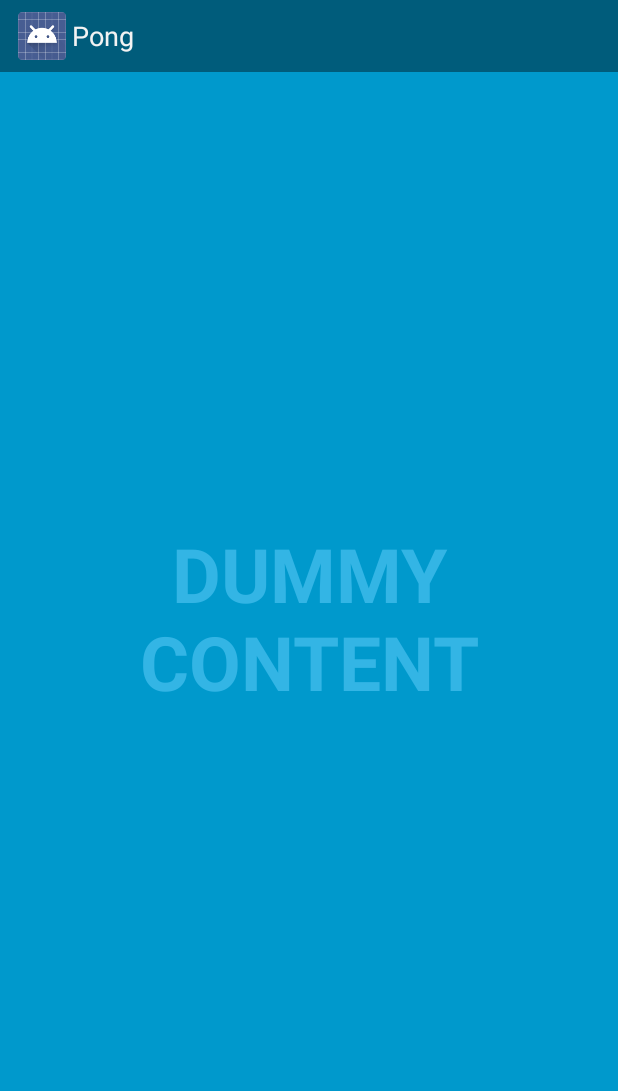
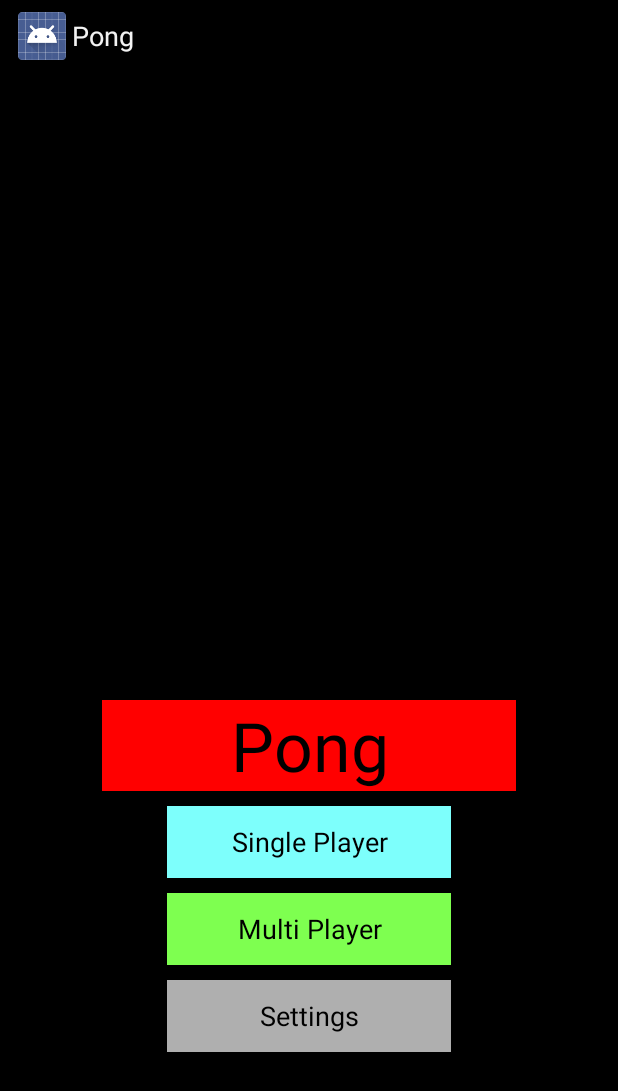
Before and after one commit to spartanhaden/Pong, an Android app: the screen it shows after launch (FullscreenActivity), on a phone screen of 412 x 824 dp. Shown: the top 1091 px of the screen. Run offline under Robolectric (Android 15) with nearby library versions, the phone set to English and light mode, and no system bars.

Commit message:
merged the menu from Robin with simple single player intent

```diff
--- a/app/src/main/java/com/hadenw/pong/FullscreenActivity.java
+++ b/app/src/main/java/com/hadenw/pong/FullscreenActivity.java
@@ -1,15 +1,29 @@
 package com.hadenw.pong;
 
 import android.app.Activity;
+import android.content.Intent;
 import android.os.Bundle;
 import android.view.View;
+import android.widget.Button;
 
-public class FullscreenActivity extends Activity {
+public class FullscreenActivity extends Activity implements View.OnClickListener {
 	@Override
 	protected void onCreate(Bundle savedInstanceState) {
 		super.onCreate(savedInstanceState);
 
 		setContentView(R.layout.activity_fullscreen);
+		final Button singlePlayerButton = (Button) findViewById(R.id.button_Single_Player);
+		singlePlayerButton.setOnClickListener(this);
+	}
+
+	@Override
+	public void onClick(View v) {
+		switch(v.getId()) {
+			case R.id.button_Single_Player:
+				Intent intent = new Intent(this, SinglePlayer.class);
+				startActivity(intent);
+				break;
+		}
 	}
 
 	public void onWindowFocusChanged(boolean hasFocus) {
--- a/app/src/main/res/layout/activity_fullscreen.xml
+++ b/app/src/main/res/layout/activity_fullscreen.xml
@@ -2,19 +2,67 @@
 			 xmlns:tools="http://schemas.android.com/tools"
 			 android:layout_width="match_parent"
 			 android:layout_height="match_parent"
-			 android:background="#0099cc"
+			 android:background="#ff000000"
 			 tools:context=".FullscreenActivity">
 
-	<!-- The primary full-screen view. This can be replaced with whatever view
-         is needed to present your content, e.g. VideoView, SurfaceView,
-         TextureView, etc. -->
-	<TextView android:id="@+id/fullscreen_content"
+	<TextView
+			android:id="@+id/fullscreen_content"
 			android:layout_width="match_parent"
 			android:layout_height="match_parent"
 			android:keepScreenOn="true"
-			  android:textColor="#33b5e5"
+			android:textColor="#ff000000"
 			android:textStyle="bold"
 			android:textSize="50sp"
 			android:gravity="center"
-			  android:text="@string/dummy_content"/>
+			/>
+
+	<LinearLayout
+			android:orientation="vertical"
+			android:layout_width="fill_parent"
+			android:layout_height="357dp"
+			android:layout_gravity="center_horizontal|bottom">
+
+		<TextView
+				android:layout_width="276dp"
+				android:layout_height="wrap_content"
+				android:textAppearance="?android:attr/textAppearanceLarge"
+				android:text="Pong"
+				android:id="@+id/pong_textView_MainMenu"
+				android:layout_gravity="center_horizontal"
+				android:gravity="center"
+				android:textColor="#ff000000"
+				android:textSize="@dimen/abc_text_size_display_2_material"
+				android:background="#ffff0000"
+				android:layout_marginBottom="10dp"/>
+
+		<Button
+				android:layout_marginBottom="10dp"
+				android:layout_width="189dp"
+				android:layout_height="wrap_content"
+				android:text="Single Player"
+				android:id="@+id/button_Single_Player"
+				android:layout_gravity="center_horizontal"
+				android:background="#ff7dfffc"
+				android:textColor="#ff000000"/>
+
+		<Button
+				android:layout_marginBottom="10dp"
+				android:layout_width="189dp"
+				android:layout_height="wrap_content"
+				android:text="Multi Player"
+				android:id="@+id/button_Multi_player"
+				android:layout_gravity="center_horizontal|top"
+				android:textColor="#ff000000"
+				android:background="#ff7eff50"/>
+
+		<Button
+				android:layout_width="189dp"
+				android:layout_height="wrap_content"
+				android:layout_gravity="center_horizontal|top"
+				android:id="@+id/button_Settings"
+				android:text="Settings"
+				android:textColor="#ff000000"
+				android:background="#ffafafaf"/>
+
+	</LinearLayout>
 </FrameLayout>
--- /dev/null
+++ b/app/src/main/res/values-w820dp/dimens.xml
@@ -0,0 +1,6 @@
+<resources>
+    <!-- Example customization of dimensions originally defined in res/values/dimens.xml
+         (such as screen margins) for screens with more than 820dp of available width. This
+         would include 7" and 10" devices in landscape (~960dp and ~1280dp respectively). -->
+    <dimen name="activity_horizontal_margin">64dp</dimen>
+</resources>
--- /dev/null
+++ b/app/src/main/res/values/dimens.xml
@@ -0,0 +1,5 @@
+<resources>
+	<!-- Default screen margins, per the Android Design guidelines. -->
+	<dimen name="activity_horizontal_margin">16dp</dimen>
+	<dimen name="activity_vertical_margin">16dp</dimen>
+</resources>
--- a/app/src/main/res/values/strings.xml
+++ b/app/src/main/res/values/strings.xml
@@ -4,5 +4,8 @@
     <string name="app_name">Pong</string>
     <string name="dummy_button">Dummy Button</string>
     <string name="dummy_content">DUMMY\nCONTENT</string>
+    <string name="title_activity_single_player">SinglePlayer</string>
+    <string name="hello_world">Hello world!</string>
+    <string name="action_settings">Settings</string>
 
 </resources>
```
Also changed, not shown: app/src/main/AndroidManifest.xml (+8 -0 lines), app/src/main/java/com/hadenw/pong/SinglePlayer.java (added, +14 -0 lines), app/src/main/res/layout/activity_single_player.xml (added, +16 -0 lines), app/src/main/res/menu/menu_single_player.xml (added, +9 -0 lines). Lines whose indentation alone changed are shown as unchanged.
